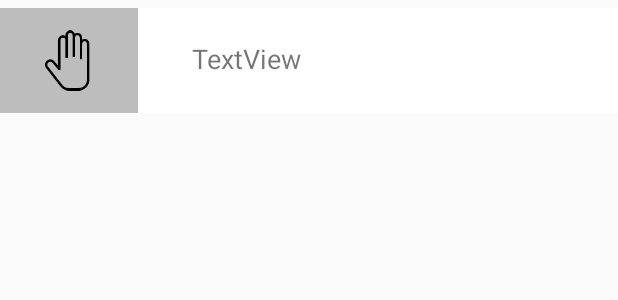
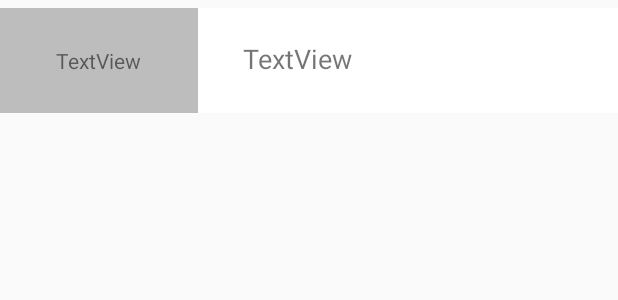
Before and after one commit to anas9244/rainmaker, an Android app: the layout row_item.xml on its own in the app's theme, with its tools: preview values and no code run, on a phone screen of 412 x 824 dp. Shown: the top 300 px of the screen. Run offline under Robolectric (Android 15) with nearby library versions, the phone set to English and light mode, and no system bars.

Commit message:
clean up

```diff
--- a/LED_control/app/src/main/res/layout/row_item.xml
+++ b/LED_control/app/src/main/res/layout/row_item.xml
@@ -14,7 +14,7 @@
 
     <FrameLayout
         android:id="@+id/frameTask"
-        android:layout_width="100dp"
+        android:layout_width="70dp"
         android:layout_height="match_parent"
         android:layout_weight="1"
         android:background="#BDBDBD">
@@ -24,49 +24,27 @@
             android:layout_width="40dp"
             android:layout_height="50dp"
             android:layout_gravity="center"
-            android:visibility="visible"
+            android:visibility="gone"
             app:srcCompat="@mipmap/hand" />
 
-        <Button
-            android:id="@+id/buttonTask"
-            style="@style/SelectableItemBackground"
-            android:layout_width="match_parent"
-            android:layout_height="match_parent"
+        <TextView
+            android:id="@+id/textViewId"
+            android:layout_width="wrap_content"
+            android:layout_height="wrap_content"
+            android:layout_gravity="center"
+            android:text="TextView" />
 
-            android:layout_gravity="center"
-            android:enabled="false"
-
-            android:hapticFeedbackEnabled="true"
-            android:text="Done"
-            android:textColor="#FFFFFF"
-            android:visibility="gone" />
     </FrameLayout>
-
-    <EditText
-        android:id="@+id/edittextTask"
-        android:layout_width="300dp"
-        android:layout_height="match_parent"
-        android:layout_gravity="center"
-        android:layout_marginLeft="20dp"
-        android:backgroundTint="#0C77FB"
-        android:gravity="center"
-        android:hint="click here to edit"
-        android:imeOptions="actionSend"
-        android:inputType="text"
-        android:textAlignment="textStart"
-        android:textSize="18sp"
-        android:visibility="gone" />
 
 
     <TextView
         android:id="@+id/textViewTask"
-        android:layout_width="300dp"
-        android:layout_height="90dp"
+        android:layout_width="280dp"
+        android:layout_height="match_parent"
         android:layout_gravity="center"
-        android:layout_marginLeft="20dp"
         android:gravity="center"
         android:includeFontPadding="false"
-        android:paddingStart="16dp"
+        android:paddingStart="30dp"
         android:text="TextView "
         android:textAlignment="textStart"
         android:textSize="18sp"
```
Also changed, not shown: LED_control/app/src/main/java/com/example/led_control/DialogTaskClass.java (+21 -4 lines), LED_control/app/src/main/java/com/example/led_control/RecyclerAdapter.java (+6 -50 lines), LED_control/app/src/main/java/com/example/led_control/ledControl.java (+40 -83 lines), LED_control/app/src/main/res/layout/activity_led_control.xml (+12 -65 lines), 1 other file.
